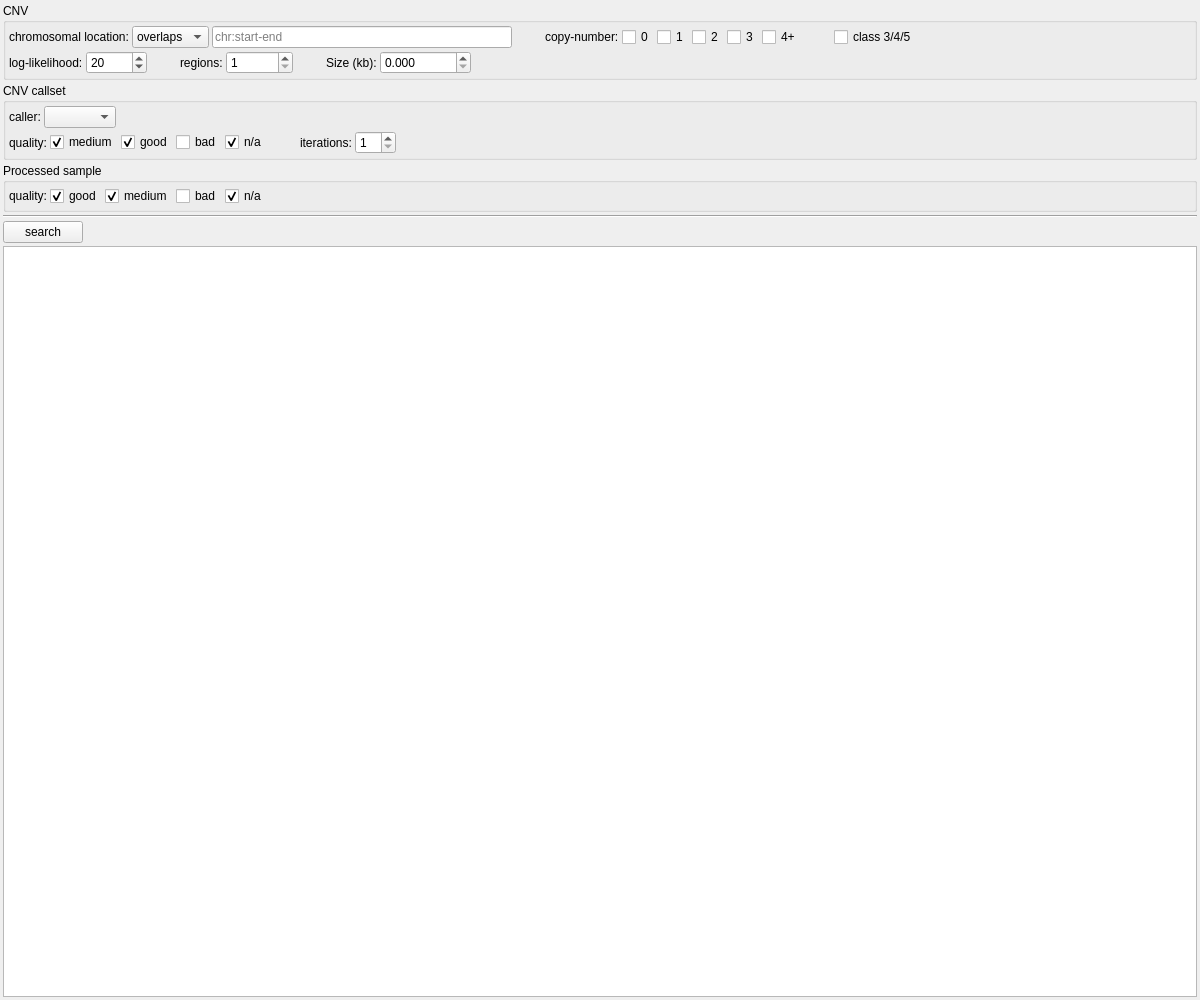
Above: src/GSvar/CnvSearchWidget.ui from imgag/ngs-bits before the change. Below: the same form after it.
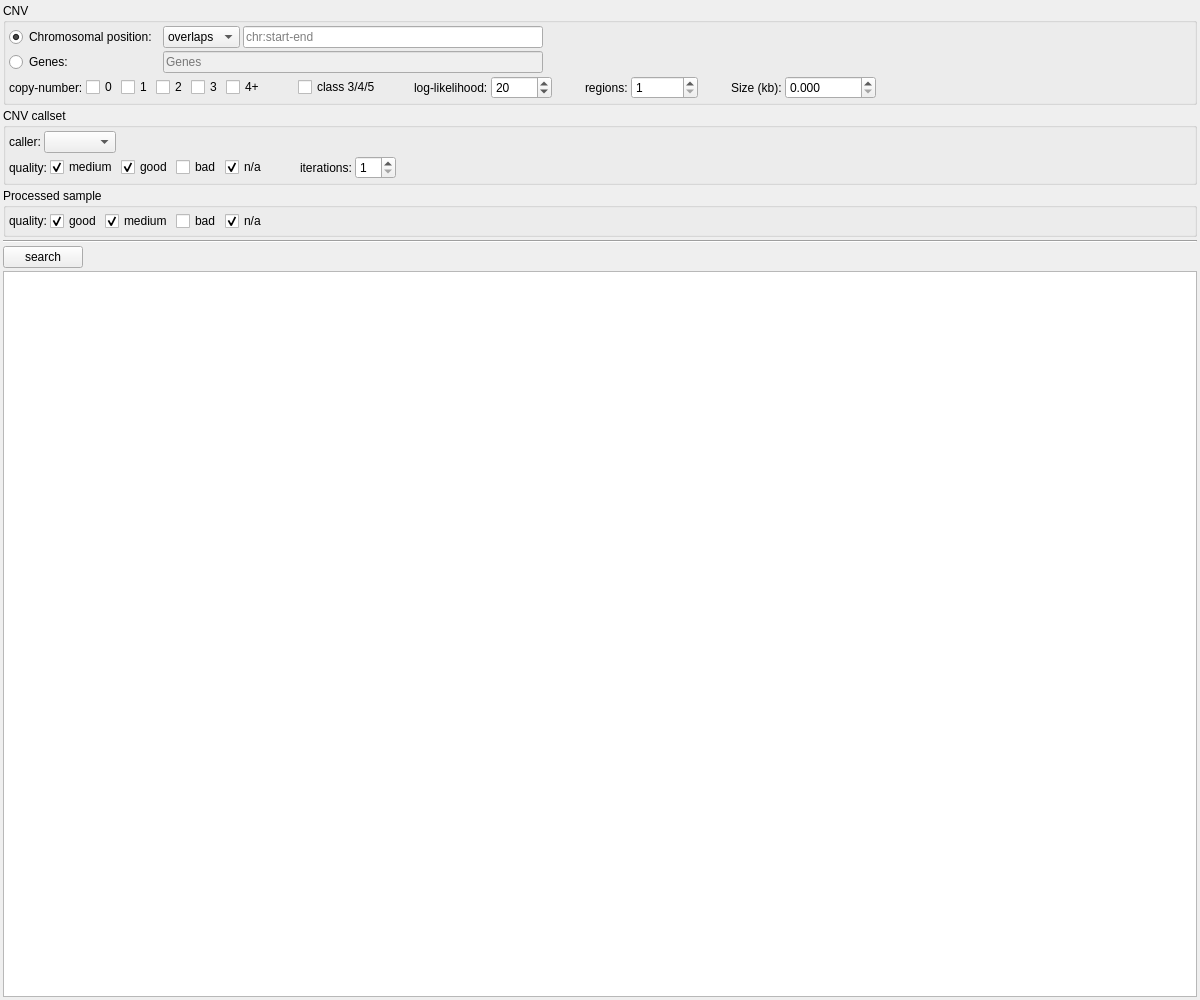
That is the form after the change. Custom widgets are drawn as their Qt base class.

Commit message:
src/GSvar/CnvSearchWidget.*: allow search by gene list
src/GSvar/SvSearchWidget.*: allow search by gene list and chromosomal region

src/GSvar/MainWindow.*: added SNV, CNV and SV search to NGSD menu

```diff
--- a/src/GSvar/CnvSearchWidget.ui
+++ b/src/GSvar/CnvSearchWidget.ui
@@ -60,18 +60,38 @@
        <number>3</number>
       </property>
       <item>
-       <layout class="QHBoxLayout" name="horizontalLayout_2">
+       <layout class="QGridLayout" name="gridLayout">
         <property name="spacing">
          <number>3</number>
         </property>
-        <item>
-         <widget class="QLabel" name="label">
+        <item row="1" column="0">
+         <widget class="QRadioButton" name="rb_genes">
           <property name="text">
-           <string>chromosomal location:</string>
+           <string>Genes:</string>
           </property>
          </widget>
         </item>
-        <item>
+        <item row="0" column="0">
+         <widget class="QRadioButton" name="rb_chr_pos">
+          <property name="text">
+           <string>Chromosomal position: </string>
+          </property>
+          <property name="checked">
+           <bool>true</bool>
+          </property>
+         </widget>
+        </item>
+        <item row="1" column="1" colspan="2">
+         <widget class="QLineEdit" name="le_genes">
+          <property name="enabled">
+           <bool>false</bool>
+          </property>
+          <property name="placeholderText">
+           <string>Genes</string>
+          </property>
+         </widget>
+        </item>
+        <item row="0" column="1">
          <widget class="QComboBox" name="operation">
           <item>
            <property name="text">
@@ -85,7 +105,7 @@
           </item>
          </widget>
         </item>
-        <item>
+        <item row="0" column="2">
          <widget class="QLineEdit" name="coordinates">
           <property name="minimumSize">
            <size>
@@ -104,22 +124,26 @@
           </property>
          </widget>
         </item>
-        <item>
+        <item row="0" column="3">
          <spacer name="horizontalSpacer_9">
           <property name="orientation">
            <enum>Qt::Horizontal</enum>
           </property>
-          <property name="sizeType">
-           <enum>QSizePolicy::Fixed</enum>
-          </property>
           <property name="sizeHint" stdset="0">
            <size>
-            <width>30</width>
-            <height>10</height>
+            <width>40</width>
+            <height>20</height>
            </size>
           </property>
          </spacer>
         </item>
+       </layout>
+      </item>
+      <item>
+       <layout class="QHBoxLayout" name="horizontalLayout_2">
+        <property name="spacing">
+         <number>3</number>
+        </property>
         <item>
          <widget class="QLabel" name="label_4">
           <property name="text">
@@ -194,7 +218,7 @@
            <enum>Qt::Horizontal</enum>
           </property>
           <property name="sizeType">
-           <enum>QSizePolicy::MinimumExpanding</enum>
+           <enum>QSizePolicy::Fixed</enum>
           </property>
           <property name="sizeHint" stdset="0">
            <size>
@@ -204,10 +228,6 @@
           </property>
          </spacer>
         </item>
-       </layout>
-      </item>
-      <item>
-       <layout class="QHBoxLayout" name="horizontalLayout_5">
         <item>
          <widget class="QLabel" name="label_6">
           <property name="toolTip">
```
Left out of the diff: 3 changed lines with no effect on the pictures. The commit also changes 8 other files.
